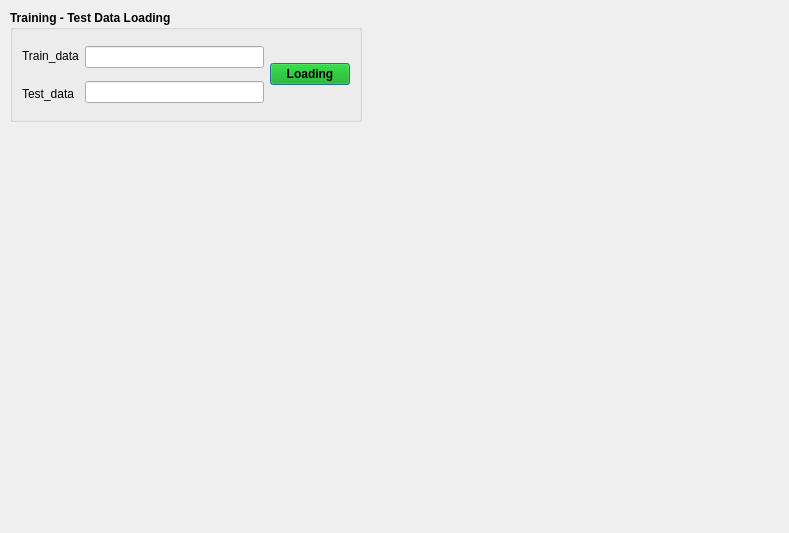
First picture: the form in Sentiment_analysis/SentimentAnalysis_UI.ui, repository metalnom/NLP_project2004, before the edit.
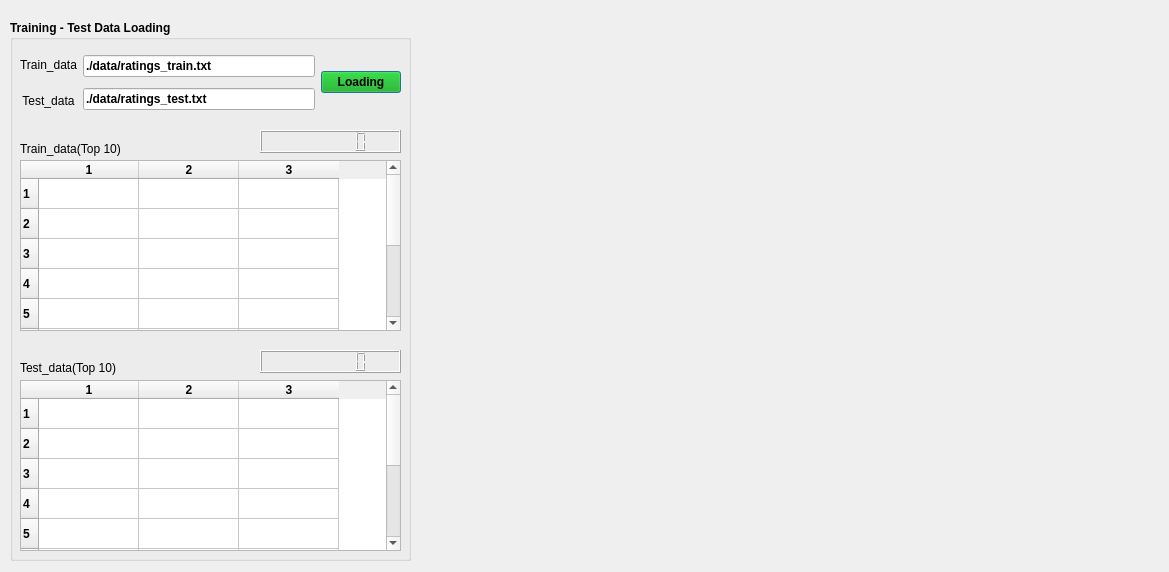
Second picture: the form after the edit.

Commit message: Sentiment Analysis Data_loading 완료

```diff
--- a/Sentiment_analysis/SentimentAnalysis_UI.ui
+++ b/Sentiment_analysis/SentimentAnalysis_UI.ui
@@ -6,8 +6,8 @@
    <rect>
     <x>0</x>
     <y>0</y>
-    <width>789</width>
-    <height>533</height>
+    <width>1169</width>
+    <height>572</height>
    </rect>
   </property>
   <property name="windowTitle">
@@ -17,9 +17,9 @@
    <property name="geometry">
     <rect>
      <x>10</x>
-     <y>10</y>
-     <width>352</width>
-     <height>112</height>
+     <y>20</y>
+     <width>401</width>
+     <height>541</height>
     </rect>
    </property>
    <property name="font">
@@ -31,6 +31,15 @@
    <property name="title">
     <string>Training - Test Data Loading</string>
    </property>
+   <widget class="QWidget" name="">
+    <property name="geometry">
+     <rect>
+      <x>10</x>
+      <y>30</y>
+      <width>381</width>
+      <height>65</height>
+     </rect>
+    </property>
    <layout class="QHBoxLayout" name="horizontalLayout_2">
     <item>
      <layout class="QHBoxLayout" name="horizontalLayout">
@@ -47,6 +56,9 @@
           <property name="text">
            <string>Train_data</string>
           </property>
+           <property name="alignment">
+            <set>Qt::AlignCenter</set>
+           </property>
          </widget>
         </item>
         <item>
@@ -60,6 +72,9 @@
           <property name="text">
            <string>Test_data</string>
           </property>
+           <property name="alignment">
+            <set>Qt::AlignCenter</set>
+           </property>
          </widget>
         </item>
        </layout>
@@ -74,6 +89,9 @@
             <bold>true</bold>
            </font>
           </property>
+           <property name="text">
+            <string>./data/ratings_train.txt</string>
+           </property>
          </widget>
         </item>
         <item>
@@ -84,6 +102,9 @@
             <bold>true</bold>
            </font>
           </property>
+           <property name="text">
+            <string>./data/ratings_test.txt</string>
+           </property>
          </widget>
         </item>
        </layout>
@@ -513,6 +534,129 @@
      </widget>
     </item>
    </layout>
+   </widget>
+   <widget class="QLabel" name="label_3">
+    <property name="geometry">
+     <rect>
+      <x>10</x>
+      <y>120</y>
+      <width>131</width>
+      <height>18</height>
+     </rect>
+    </property>
+    <property name="font">
+     <font>
+      <weight>50</weight>
+      <bold>false</bold>
+     </font>
+    </property>
+    <property name="text">
+     <string>Train_data(Top 10)</string>
+    </property>
+   </widget>
+   <widget class="QLabel" name="label_4">
+    <property name="geometry">
+     <rect>
+      <x>10</x>
+      <y>339</y>
+      <width>131</width>
+      <height>18</height>
+     </rect>
+    </property>
+    <property name="font">
+     <font>
+      <weight>50</weight>
+      <bold>false</bold>
+     </font>
+    </property>
+    <property name="text">
+     <string>Test_data(Top 10)</string>
+    </property>
+   </widget>
+   <widget class="QTableWidget" name="tbl_train_data">
+    <property name="geometry">
+     <rect>
+      <x>10</x>
+      <y>140</y>
+      <width>381</width>
+      <height>171</height>
+     </rect>
+    </property>
+    <property name="rowCount">
+     <number>10</number>
+    </property>
+    <property name="columnCount">
+     <number>3</number>
+    </property>
+    <row/>
+    <row/>
+    <row/>
+    <row/>
+    <row/>
+    <row/>
+    <row/>
+    <row/>
+    <row/>
+    <row/>
+    <column/>
+    <column/>
+    <column/>
+   </widget>
+   <widget class="QTableWidget" name="tbl_test_data">
+    <property name="geometry">
+     <rect>
+      <x>10</x>
+      <y>360</y>
+      <width>381</width>
+      <height>171</height>
+     </rect>
+    </property>
+    <property name="rowCount">
+     <number>10</number>
+    </property>
+    <property name="columnCount">
+     <number>3</number>
+    </property>
+    <row/>
+    <row/>
+    <row/>
+    <row/>
+    <row/>
+    <row/>
+    <row/>
+    <row/>
+    <row/>
+    <row/>
+    <column/>
+    <column/>
+    <column/>
+   </widget>
+   <widget class="QLCDNumber" name="ln_train_data">
+    <property name="geometry">
+     <rect>
+      <x>250</x>
+      <y>110</y>
+      <width>141</width>
+      <height>23</height>
+     </rect>
+    </property>
+    <property name="digitCount">
+     <number>7</number>
+    </property>
+   </widget>
+   <widget class="QLCDNumber" name="ln_test_data">
+    <property name="geometry">
+     <rect>
+      <x>250</x>
+      <y>330</y>
+      <width>141</width>
+      <height>23</height>
+     </rect>
+    </property>
+    <property name="digitCount">
+     <number>7</number>
+    </property>
+   </widget>
   </widget>
  </widget>
  <resources/>
```
Left out of the diff: 2 changed lines with no effect on the pictures. Lines whose indentation alone changed are shown as unchanged. The commit also changes 4 other files.
